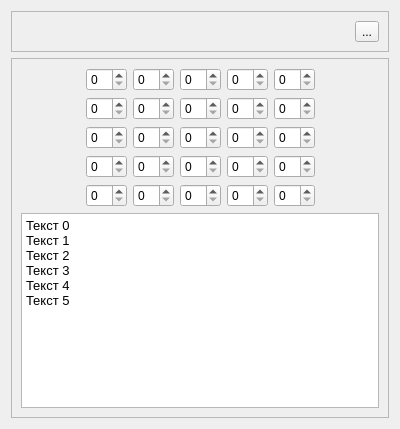
Old version of the form Qt/my_programm/_For_tests/src/collapsiblewidget/src/ui/collapsiblewidget.ui in the repository RinatB2017/mega_GIT.
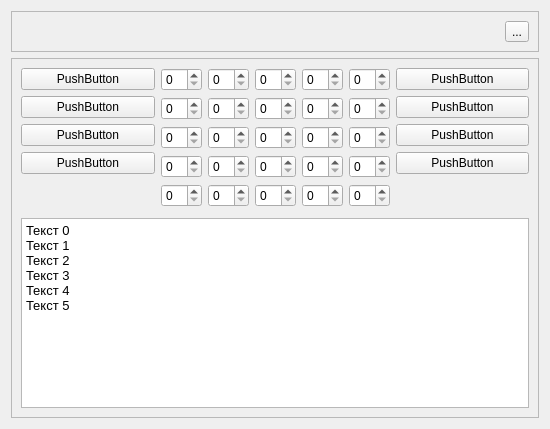
New version of the form.

The edit to the form file:
```diff
--- a/Qt/my_programm/_For_tests/src/collapsiblewidget/src/ui/collapsiblewidget.ui
+++ b/Qt/my_programm/_For_tests/src/collapsiblewidget/src/ui/collapsiblewidget.ui
@@ -6,10 +6,16 @@
    <rect>
     <x>0</x>
     <y>0</y>
-    <width>400</width>
+    <width>550</width>
     <height>429</height>
    </rect>
   </property>
+  <property name="sizePolicy">
+   <sizepolicy hsizetype="Preferred" vsizetype="Maximum">
+    <horstretch>0</horstretch>
+    <verstretch>0</verstretch>
+   </sizepolicy>
+  </property>
   <property name="windowTitle">
    <string>Form</string>
   </property>
@@ -67,17 +73,49 @@
       <item>
        <layout class="QHBoxLayout" name="horizontalLayout_2">
         <item>
-         <spacer name="horizontalSpacer_2">
-          <property name="orientation">
-           <enum>Qt::Horizontal</enum>
-          </property>
-          <property name="sizeHint" stdset="0">
-           <size>
-            <width>40</width>
-            <height>20</height>
-           </size>
-          </property>
-         </spacer>
+         <layout class="QVBoxLayout" name="verticalLayout_3">
+          <item>
+           <widget class="QPushButton" name="pushButton_3">
+            <property name="text">
+             <string>PushButton</string>
+            </property>
+           </widget>
+          </item>
+          <item>
+           <widget class="QPushButton" name="pushButton">
+            <property name="text">
+             <string>PushButton</string>
+            </property>
+           </widget>
+          </item>
+          <item>
+           <widget class="QPushButton" name="pushButton_4">
+            <property name="text">
+             <string>PushButton</string>
+            </property>
+           </widget>
+          </item>
+          <item>
+           <widget class="QPushButton" name="pushButton_5">
+            <property name="text">
+             <string>PushButton</string>
+            </property>
+           </widget>
+          </item>
+          <item>
+           <spacer name="verticalSpacer">
+            <property name="orientation">
+             <enum>Qt::Vertical</enum>
+            </property>
+            <property name="sizeHint" stdset="0">
+             <size>
+              <width>20</width>
+              <height>40</height>
+             </size>
+            </property>
+           </spacer>
+          </item>
+         </layout>
         </item>
         <item>
          <layout class="QGridLayout" name="gridLayout">
@@ -159,17 +197,49 @@
          </layout>
         </item>
         <item>
-         <spacer name="horizontalSpacer_3">
-          <property name="orientation">
-           <enum>Qt::Horizontal</enum>
-          </property>
-          <property name="sizeHint" stdset="0">
-           <size>
-            <width>40</width>
-            <height>20</height>
-           </size>
-          </property>
-         </spacer>
+         <layout class="QVBoxLayout" name="verticalLayout_4">
+          <item>
+           <widget class="QPushButton" name="pushButton_6">
+            <property name="text">
+             <string>PushButton</string>
+            </property>
+           </widget>
+          </item>
+          <item>
+           <widget class="QPushButton" name="pushButton_2">
+            <property name="text">
+             <string>PushButton</string>
+            </property>
+           </widget>
+          </item>
+          <item>
+           <widget class="QPushButton" name="pushButton_7">
+            <property name="text">
+             <string>PushButton</string>
+            </property>
+           </widget>
+          </item>
+          <item>
+           <widget class="QPushButton" name="pushButton_8">
+            <property name="text">
+             <string>PushButton</string>
+            </property>
+           </widget>
+          </item>
+          <item>
+           <spacer name="verticalSpacer_2">
+            <property name="orientation">
+             <enum>Qt::Vertical</enum>
+            </property>
+            <property name="sizeHint" stdset="0">
+             <size>
+              <width>20</width>
+              <height>40</height>
+             </size>
+            </property>
+           </spacer>
+          </item>
+         </layout>
         </item>
        </layout>
       </item>
```
Left out of the diff: 37 changed lines with no effect on the pictures.
